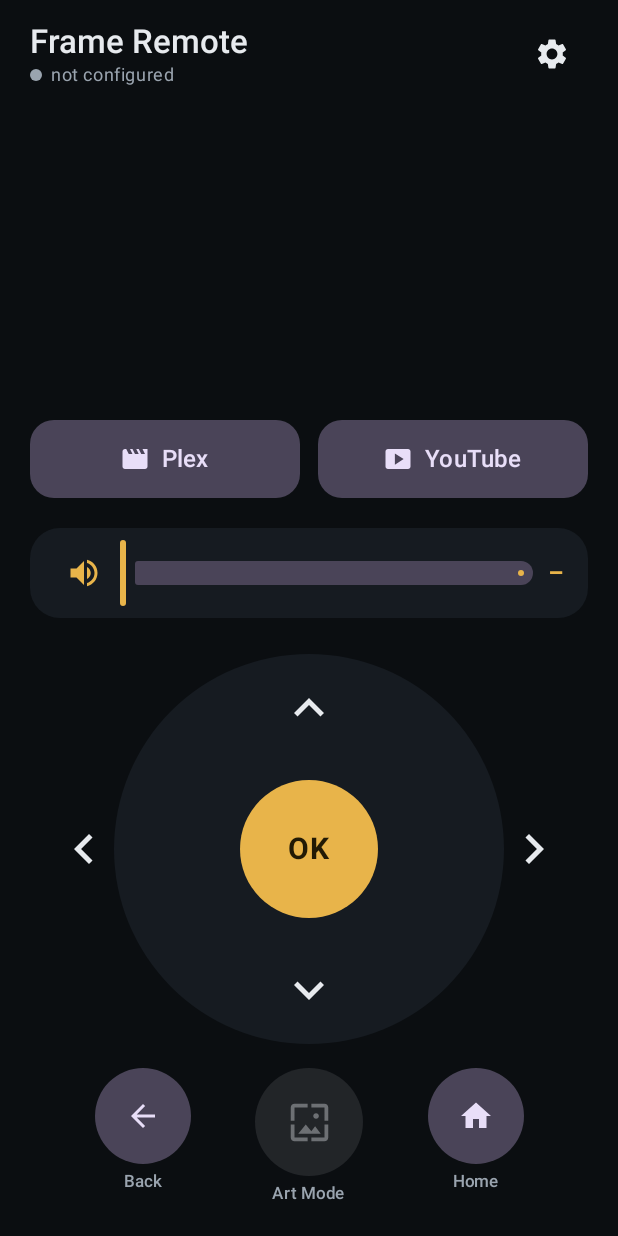
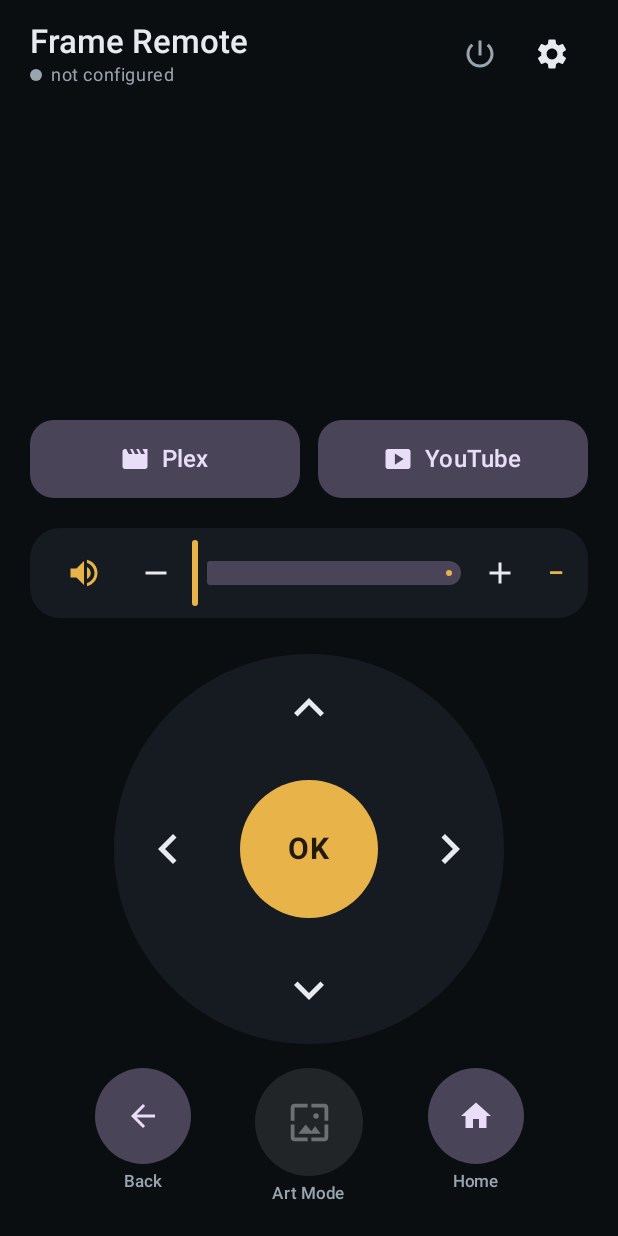
Before and after one commit to velo/frame-remote, an Android app built with Jetpack Compose: the composable RemoteScreen shown on its own in the app's theme, on a phone screen of 412 x 824 dp. Run offline under Robolectric (Android 15) with nearby library versions, the phone set to English and light mode, and no system bars.

Commit message:
Volume step buttons, D-pad arrows on the wheel, and a power-off hold
Signed-off-by: Marvin Froeder <velo.br@gmail.com>

```diff
--- a/app/build.gradle.kts
+++ b/app/build.gradle.kts
@@ -12,8 +12,8 @@ android {
         applicationId = "com.marvinformatics.frameremote"
         minSdk = 26
         targetSdk = 35
-        versionCode = 7
-        versionName = "1.0.6"
+        versionCode = 8
+        versionName = "1.0.7"
     }
 
     val keystorePath: String? = System.getenv("KEYSTORE_FILE")
--- a/app/src/main/java/com/marvinformatics/frameremote/ui/RemoteScreen.kt
+++ b/app/src/main/java/com/marvinformatics/frameremote/ui/RemoteScreen.kt
@@ -17,7 +17,9 @@ import androidx.compose.material.icons.Icons
 import androidx.compose.material.icons.automirrored.filled.ArrowBack
 import androidx.compose.material.icons.automirrored.filled.KeyboardArrowLeft
 import androidx.compose.material.icons.automirrored.filled.KeyboardArrowRight
+import androidx.compose.material.icons.filled.Add
 import androidx.compose.material.icons.filled.Home
+import androidx.compose.material.icons.filled.Remove
 import androidx.compose.material.icons.filled.Movie
 import androidx.compose.material.icons.filled.SmartDisplay
 import androidx.compose.material.icons.filled.KeyboardArrowDown
@@ -62,7 +64,7 @@ fun RemoteScreen(vm: TvViewModel, state: UiState, onOpenSettings: () -> Unit) {
             .fillMaxSize()
             .padding(horizontal = 20.dp, vertical = 12.dp),
     ) {
-        Header(state, onOpenSettings)
+        Header(state, onPowerOff = { vm.powerOff() }, onOpenSettings = onOpenSettings)
 
         Spacer(Modifier.weight(1f))
 
@@ -90,7 +92,7 @@ fun RemoteScreen(vm: TvViewModel, state: UiState, onOpenSettings: () -> Unit) {
 }
 
 @Composable
-private fun Header(state: UiState, onOpenSettings: () -> Unit) {
+private fun Header(state: UiState, onPowerOff: () -> Unit, onOpenSettings: () -> Unit) {
     Row(verticalAlignment = Alignment.CenterVertically) {
         Column(Modifier.weight(1f)) {
             Text(
@@ -117,6 +119,14 @@ private fun Header(state: UiState, onOpenSettings: () -> Unit) {
                     color = MaterialTheme.colorScheme.onSurfaceVariant,
                 )
             }
+        }
+        IconButton(onClick = onPowerOff, enabled = state.reachable) {
+            Icon(
+                Icons.Filled.PowerSettingsNew,
+                contentDescription = "Power off",
+                tint = if (state.reachable) MaterialTheme.colorScheme.error
+                else MaterialTheme.colorScheme.onSurfaceVariant,
+            )
         }
         IconButton(onClick = onOpenSettings) {
             Icon(Icons.Filled.Settings, contentDescription = "Settings")
@@ -239,6 +249,9 @@ private fun VolumeCard(vm: TvViewModel, state: UiState) {
                         tint = if (state.muted) MaterialTheme.colorScheme.error else MaterialTheme.colorScheme.primary,
                     )
                 }
+                IconButton(onClick = { vm.volumeDown() }) {
+                    Icon(Icons.Filled.Remove, contentDescription = "Volume down")
+                }
                 var dragging by remember { mutableStateOf(false) }
                 var dragValue by remember { mutableStateOf(0f) }
                 val shown = if (dragging) dragValue else (state.volume ?: 0).toFloat()
@@ -253,6 +266,9 @@ private fun VolumeCard(vm: TvViewModel, state: UiState) {
                     valueRange = 0f..100f,
                     modifier = Modifier.weight(1f),
                 )
+                IconButton(onClick = { vm.volumeUp() }) {
+                    Icon(Icons.Filled.Add, contentDescription = "Volume up")
+                }
                 Text(
                     text = (if (dragging) dragValue.toInt() else state.volume)?.toString() ?: "–",
                     style = MaterialTheme.typography.titleMedium,
@@ -267,16 +283,18 @@ private fun VolumeCard(vm: TvViewModel, state: UiState) {
 
 @Composable
 private fun DPad(vm: TvViewModel) {
-    Box(
-        Modifier
-            .fillMaxWidth()
-            .height(260.dp),
-        contentAlignment = Alignment.Center,
-    ) {
+    Box(Modifier.fillMaxWidth(), contentAlignment = Alignment.Center) {
+        DPadWheel(vm)
+    }
+}
+
+@Composable
+private fun DPadWheel(vm: TvViewModel) {
+    Box(Modifier.size(260.dp), contentAlignment = Alignment.Center) {
         Surface(
             shape = CircleShape,
             color = MaterialTheme.colorScheme.surface,
-            modifier = Modifier.size(260.dp),
+            modifier = Modifier.fillMaxSize(),
         ) {}
         DirButton(Icons.Filled.KeyboardArrowUp, "Up", Modifier.align(Alignment.TopCenter)) { vm.sendKey("KEY_UP") }
         DirButton(Icons.Filled.KeyboardArrowDown, "Down", Modifier.align(Alignment.BottomCenter)) { vm.sendKey("KEY_DOWN") }
```
Also changed, not shown: app/src/main/java/com/marvinformatics/frameremote/TvViewModel.kt (+26 -2 lines).
